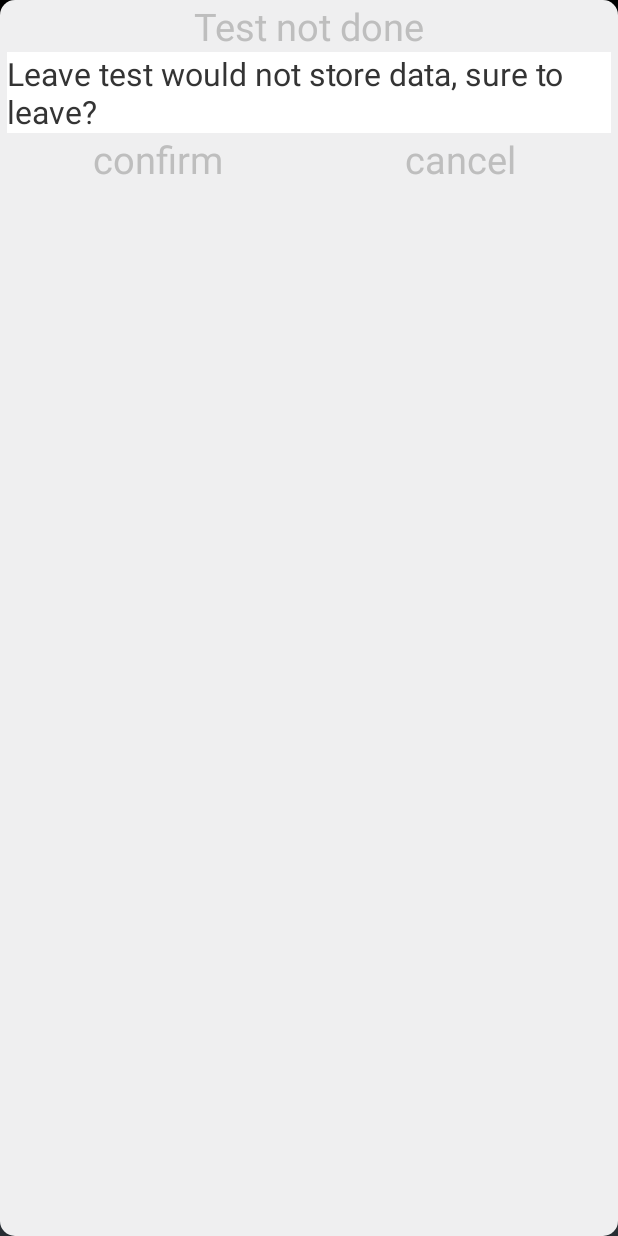
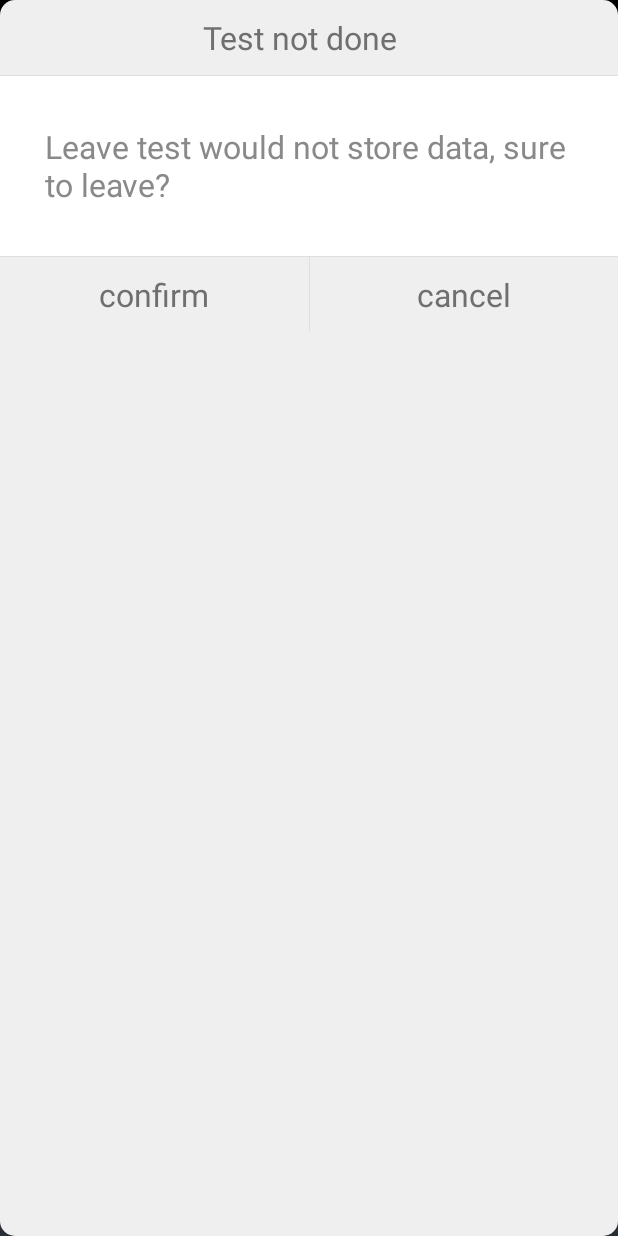
Before and after one commit to s1h2y/RobotFactoryTest, an Android app: the fragment BackDialogFragment shown on its own in the app's theme, on a phone screen of 412 x 824 dp. Run offline under Robolectric (Android 15) with nearby library versions, the phone set to English and light mode, and no system bars; 2 statements that could not run were skipped.

Commit message:
set test not finish dialog UI

```diff
--- a/app/src/main/java/com/alpha/smart/factorytest/activitys/TestActivity.java
+++ b/app/src/main/java/com/alpha/smart/factorytest/activitys/TestActivity.java
@@ -86,17 +86,7 @@ public class TestActivity extends Activity {
 
     private void showDialog() {
         MyLog.d("not finish");
-        new AlertDialog.Builder(this).setTitle(R.string.test_not_finish_title)
-                .setMessage(R.string.test_not_finish_alert)
-                .setPositiveButton(R.string.confirm, new DialogInterface.OnClickListener() {
-                    @Override
-                    public void onClick(DialogInterface dialog, int which) {
-                        MyLog.d("no store data");
-                        finish();
-                    }
-                })
-                .setNegativeButton(R.string.cancel, null).show();
-//        new BackDialogFragment().show(getFragmentManager(), "back");
+        new BackDialogFragment().show(getFragmentManager(), "back");
     }
 
 
--- a/app/src/main/java/com/alpha/smart/factorytest/fragments/BackDialogFragment.java
+++ b/app/src/main/java/com/alpha/smart/factorytest/fragments/BackDialogFragment.java
@@ -2,7 +2,6 @@ package com.alpha.smart.factorytest.fragments;
 
 import android.app.Activity;
 import android.app.DialogFragment;
-import android.content.Context;
 import android.os.Bundle;
 import android.view.LayoutInflater;
 import android.view.View;
@@ -18,28 +17,29 @@ import com.alpha.smart.factorytest.R;
  */
 public class BackDialogFragment extends DialogFragment {
 
-    private TextView mConfirm, mCancel;
+    private TextView mYes, mNo;
     private Activity mContext;
 
     @Override
     public View onCreateView(LayoutInflater inflater, ViewGroup container, Bundle savedInstanceState) {
+        mContext = getActivity();
         getDialog().requestWindowFeature(Window.FEATURE_NO_TITLE);
+        getDialog().getWindow().setBackgroundDrawableResource(android.R.color.transparent);
         View root = inflater.inflate(R.layout.back_dialog, container);
-        mContext = getActivity();
         initView(root);
         return root;
     }
 
     private void initView(View root) {
-        mConfirm = (TextView) root.findViewById(R.id.confirm);
-        mCancel = (TextView) root.findViewById(R.id.cancel);
-        mConfirm.setOnClickListener(new View.OnClickListener() {
+        mYes = (TextView) root.findViewById(R.id.confirm);
+        mNo = (TextView) root.findViewById(R.id.cancel);
+        mYes.setOnClickListener(new View.OnClickListener() {
             @Override
             public void onClick(View v) {
                 mContext.finish();
             }
         });
-        mCancel.setOnClickListener(new View.OnClickListener() {
+        mNo.setOnClickListener(new View.OnClickListener() {
             @Override
             public void onClick(View v) {
                 dismiss();
--- a/app/src/main/res/layout/back_dialog.xml
+++ b/app/src/main/res/layout/back_dialog.xml
@@ -3,28 +3,41 @@
     android:layout_width="match_parent"
     android:layout_height="match_parent"
     android:background="@drawable/buttons_list_corner"
-    android:minHeight="320dp"
-    android:minWidth="480dp"
-    android:orientation="vertical">
+    android:orientation="vertical"
+    android:padding="0dp">
+
+    <TextView
+        android:layout_width="400dp"
+        android:layout_height="50dp"
+        android:gravity="center"
+        android:text="@string/test_not_finish_title"
+        android:textSize="@dimen/text_a"
+        android:textColor="#6F6F6F" />
+
+    <LinearLayout
+        android:layout_width="match_parent"
+        android:layout_height="1px"
+        android:background="#DFDFE0"></LinearLayout>
 
     <TextView
         android:layout_width="match_parent"
-        android:layout_height="wrap_content"
-        android:gravity="center"
-        android:text="@string/test_not_finish_title"
-        android:textSize="25sp" />
-
-    <TextView
-        android:layout_width="match_parent"
-        android:layout_height="wrap_content"
+        android:layout_height="120dp"
+        android:background="@android:color/white"
         android:text="@string/test_not_finish_alert"
-        android:textColor="@color/text_b"
-        android:background="@android:color/white"
-        android:textSize="21sp" />
+        android:textColor="#898989"
+        android:gravity="center_vertical"
+        android:paddingLeft="30dp"
+        android:paddingRight="30dp"
+        android:textSize="@dimen/text_b" />
 
     <LinearLayout
         android:layout_width="match_parent"
-        android:layout_height="wrap_content"
+        android:layout_height="1px"
+        android:background="#DFDFE0"></LinearLayout>
+
+    <LinearLayout
+        android:layout_width="match_parent"
+        android:layout_height="50dp"
         android:orientation="horizontal">
 
         <TextView
@@ -34,7 +47,13 @@
             android:layout_weight="1"
             android:gravity="center"
             android:text="@string/confirm"
-            android:textSize="25sp" />
+            android:textSize="@dimen/text_a"
+            android:textColor="#6F6F6F" />
+
+        <LinearLayout
+            android:layout_width="1px"
+            android:layout_height="match_parent"
+            android:background="#DFDFE0"></LinearLayout>
 
         <TextView
             android:id="@+id/cancel"
@@ -43,6 +62,8 @@
             android:layout_weight="1"
             android:gravity="center"
             android:text="@string/cancel"
-            android:textSize="25sp" />
+            android:textSize="@dimen/text_a"
+            android:textColor="#6F6F6F" />
     </LinearLayout>
+
 </LinearLayout>
```
